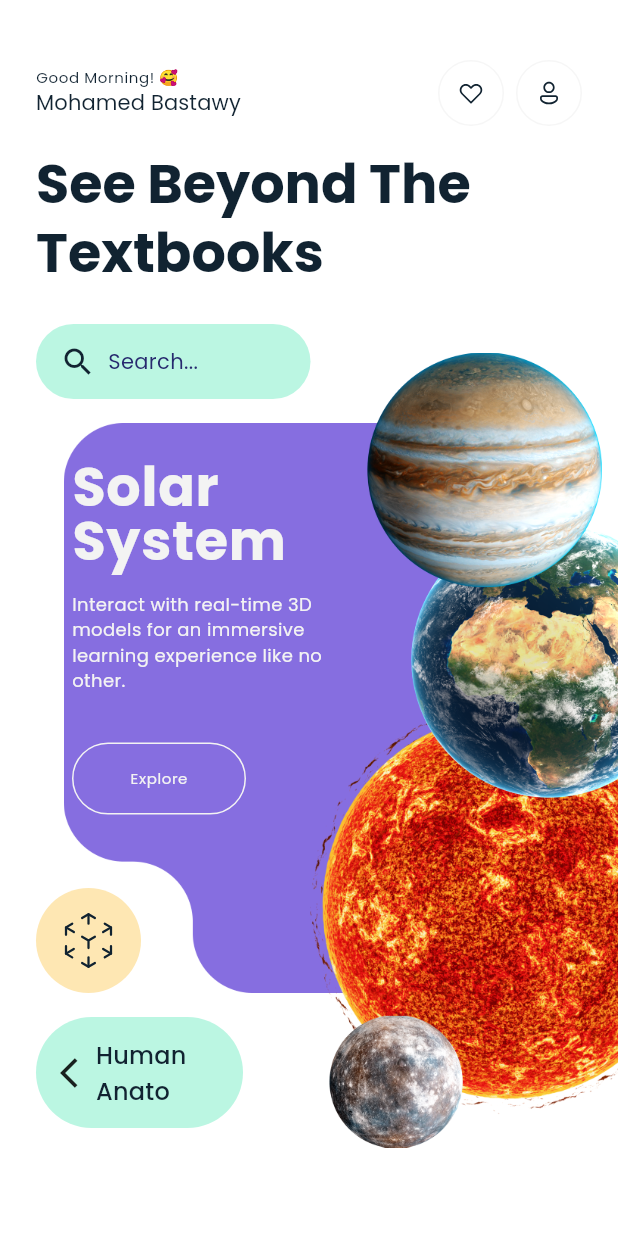
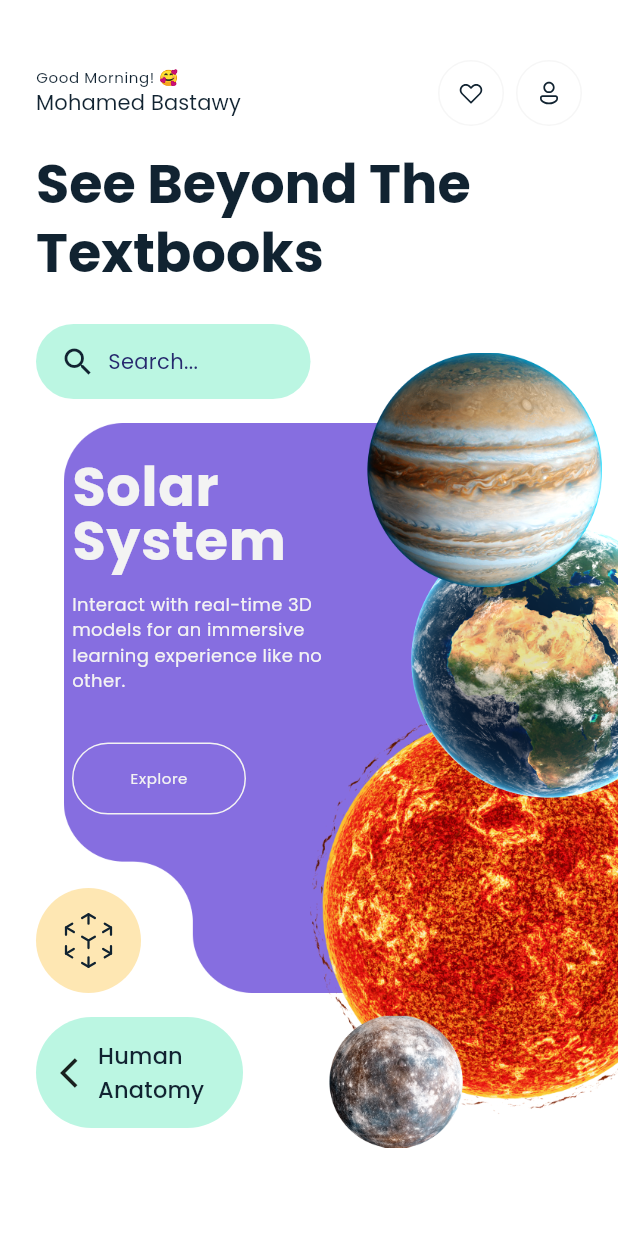
Before and after one commit to bstawy/ARcademy, a Flutter app: the screen it shows after launch, after a tap on "Solar System", on a phone screen of 412 x 824 dp. Run offline on Flutter 3.47's test engine with Material 3 defaults, Android fonts, the phone set to English and light mode, and no system bars; our stand-ins replace flutter_svg; missing offline and left inert: arcore_flutter_plugin.

Commit message:
fix some UI issues

```diff
--- a/lib/pages/home_view/home_view.dart
+++ b/lib/pages/home_view/home_view.dart
@@ -81,6 +81,7 @@ class _HomeViewState extends State<HomeView> {
                       borderRadius: BorderRadius.circular(40),
                     ),
                     child: Row(
+                      mainAxisAlignment: MainAxisAlignment.spaceBetween,
                       children: [
                         Visibility(
                           visible: selectedViewIndex == 1,
@@ -90,7 +91,7 @@ class _HomeViewState extends State<HomeView> {
                           visible: selectedViewIndex == 0,
                           child: ConstrainedBox(
                             constraints: const BoxConstraints(
-                              maxWidth: 66,
+                              maxWidth: 70,
                             ),
                             child: Text(
                               "Solar System",
@@ -101,15 +102,15 @@ class _HomeViewState extends State<HomeView> {
                         ),
                         Visibility(
                           visible: selectedViewIndex == 1,
-                          replacement: const SizedBox(width: 16),
                           child: ConstrainedBox(
                             constraints: const BoxConstraints(
-                              maxWidth: 66,
+                              maxWidth: 80,
                             ),
                             child: Text(
                               "Human Anatomy",
                               maxLines: 2,
-                              style: theme.textTheme.titleMedium,
+                              style: theme.textTheme.titleMedium!
+                                  .copyWith(fontSize: 15),
                             ),
                           ),
                         ),
@@ -119,39 +120,6 @@ class _HomeViewState extends State<HomeView> {
                         ),
                       ],
                     ),
-                    /* (selectedViewIndex == 0)
-                        ? Row(
-                            children: [
-                              ConstrainedBox(
-                                constraints: const BoxConstraints(
-                                  maxWidth: 66,
-                                ),
-                                child: Text(
-                                  "Solar System",
-                                  maxLines: 2,
-                                  style: theme.textTheme.titleMedium,
-                                ),
-                              ),
-                              const SizedBox(width: 16),
-                              const Icon(Icons.arrow_forward_ios),
-                            ],
-                          )
-                        : Row(
-                            children: [
-                              const Icon(Icons.arrow_back_ios),
-
-                              ConstrainedBox(
-                                constraints: const BoxConstraints(
-                                  maxWidth: 75,
-                                ),
-                                child: Text(
-                                  "Human Anatomy",
-                                  maxLines: 2,
-                                  style: theme.textTheme.titleMedium!.copyWith(fontSize: 14),
-                                ),
-                              ),
-                            ],
-                          ),*/
                   ),
                 ),
               ),
```
